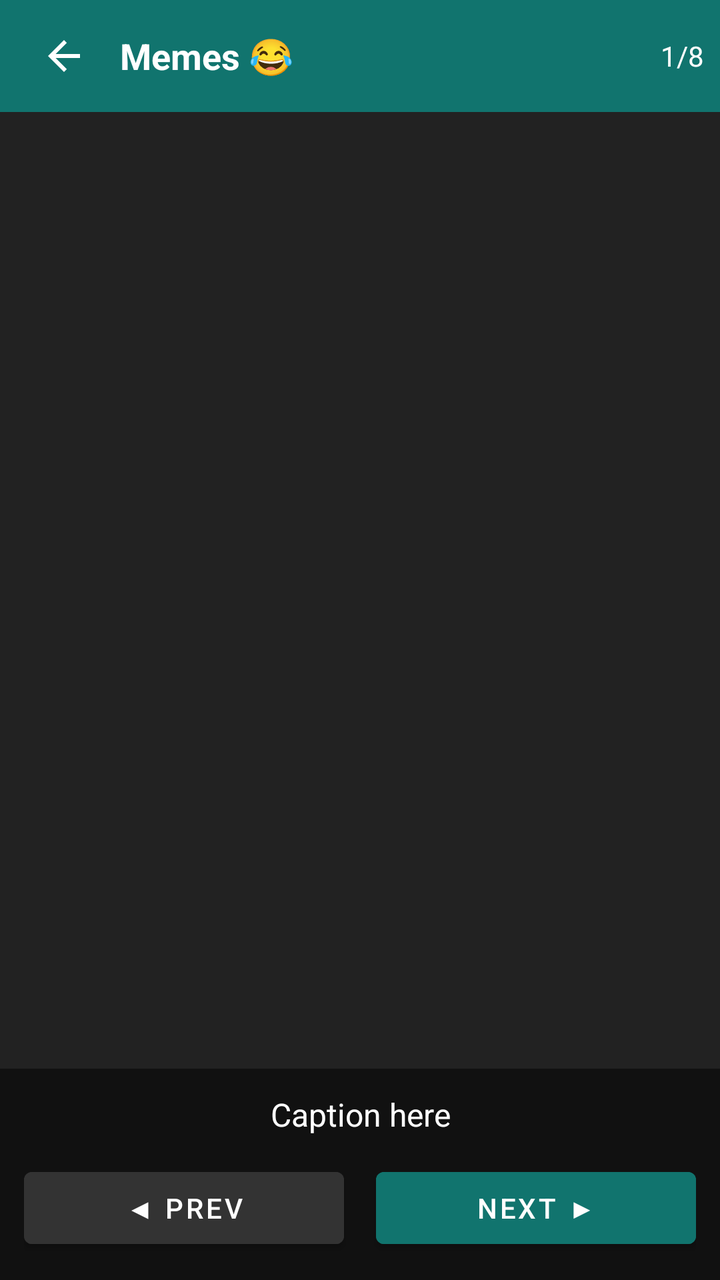
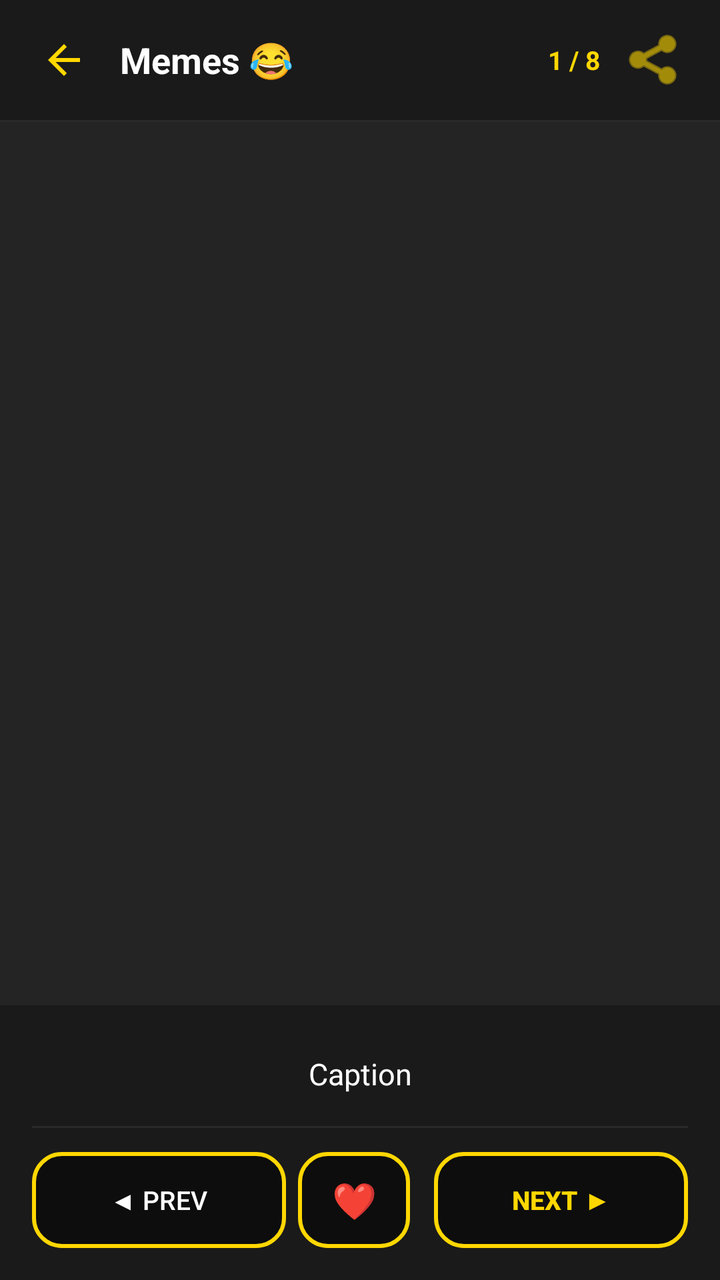

Two renders of the same Android screen: before a commit and after it. Below are the layout's source before the change and the commit's diff.
<!-- AndroidManifest.xml: application theme Theme.RbxCalculatorRoboxCounter -->
<!-- res/layout/activity_meme.xml -->
<?xml version="1.0" encoding="utf-8"?>
<LinearLayout xmlns:android="http://schemas.android.com/apk/res/android"
    android:layout_width="match_parent"
    android:layout_height="match_parent"
    android:orientation="vertical"
    android:background="#111111">

    <LinearLayout android:layout_width="match_parent" android:layout_height="56dp"
        android:background="@color/theme_color" android:orientation="horizontal"
        android:gravity="center_vertical" android:paddingHorizontal="8dp">
        <ImageButton android:id="@+id/btnBack" android:layout_width="48dp" android:layout_height="48dp"
            android:background="?attr/selectableItemBackgroundBorderless"
            android:src="@drawable/ic_back_arrow" android:tint="#FFFFFF" android:contentDescription="Back"/>
        <TextView android:layout_width="0dp" android:layout_height="wrap_content" android:layout_weight="1"
            android:text="Memes 😂" android:textColor="#FFFFFF" android:textSize="18sp"
            android:textStyle="bold" android:layout_marginStart="4dp"/>
        <TextView android:id="@+id/tvMemeCounter" android:layout_width="wrap_content" android:layout_height="wrap_content"
            android:text="1/8" android:textColor="#FFFFFF" android:textSize="14sp"/>
    </LinearLayout>

    <ImageView android:id="@+id/ivMeme"
        android:layout_width="match_parent" android:layout_height="0dp"
        android:layout_weight="1" android:scaleType="centerCrop"
        android:contentDescription="Meme" android:background="#222222"/>

    <LinearLayout android:layout_width="match_parent" android:layout_height="wrap_content"
        android:orientation="vertical" android:background="#111111" android:padding="12dp">

        <TextView android:id="@+id/tvMemeCaption"
            android:layout_width="match_parent" android:layout_height="wrap_content"
            android:text="Caption here" android:textColor="#FFFFFF" android:textSize="16sp"
            android:gravity="center" android:layout_marginBottom="12dp"/>

        <LinearLayout android:layout_width="match_parent" android:layout_height="wrap_content"
            android:orientation="horizontal" android:gravity="center">
            <Button android:id="@+id/btnPrevMeme" android:layout_width="0dp" android:layout_height="48dp"
                android:layout_weight="1" android:layout_marginEnd="8dp"
                android:text="◀ Prev" android:backgroundTint="#333333"/>
            <Button android:id="@+id/btnNextMeme" android:layout_width="0dp" android:layout_height="48dp"
                android:layout_weight="1" android:layout_marginStart="8dp"
                android:text="Next ▶" android:backgroundTint="@color/theme_color"/>
        </LinearLayout>
    </LinearLayout>
</LinearLayout>
<!-- resources referenced by this layout -->
<resources>
  <color name="theme_color">#11746e</color>
  <!-- drawable ic_back_arrow (drawable) -->
  <?xml version="1.0" encoding="utf-8"?>
  <vector xmlns:android="http://schemas.android.com/apk/res/android"
      android:width="24dp"
      android:height="24dp"
      android:viewportWidth="24"
      android:viewportHeight="24">
      <path
          android:fillColor="@android:color/white"
          android:pathData="M20,11H7.83l5.59,-5.59L12,4l-8,8 8,8 1.41,-1.41L7.83,13H20v-2z"/>
  </vector>
  <style name="Theme.RbxCalculatorRoboxCounter" parent="Theme.MaterialComponents.DayNight.NoActionBar">
          <item name="colorPrimary">@color/theme_color</item>
          <item name="colorPrimaryVariant">@color/theme_color</item>
          <item name="colorOnPrimary">@color/white</item>
          <item name="colorSecondary">@color/theme_color</item>
          <item name="colorOnSecondary">@color/white</item>
          <item name="android:statusBarColor">@color/theme_color</item>
          <item name="android:navigationBarColor">@color/white</item>
      </style>
  <style name="Theme.MaterialComponents.DayNight.NoActionBar" parent="@style/Theme.MaterialComponents.NoActionBar">
      </style>
  <color name="white">#FFFFFF</color>
</resources>

<!-- the commit's change to res/layout/activity_meme.xml (unified diff, before → after) -->
@@ -1,44 +1,155 @@
 <?xml version="1.0" encoding="utf-8"?>
 <LinearLayout xmlns:android="http://schemas.android.com/apk/res/android"
+    xmlns:app="http://schemas.android.com/apk/res-auto"
     android:layout_width="match_parent"
     android:layout_height="match_parent"
     android:orientation="vertical"
-    android:background="#111111">
+    android:background="@color/bg_primary">
 
-    <LinearLayout android:layout_width="match_parent" android:layout_height="56dp"
-        android:background="@color/theme_color" android:orientation="horizontal"
-        android:gravity="center_vertical" android:paddingHorizontal="8dp">
-        <ImageButton android:id="@+id/btnBack" android:layout_width="48dp" android:layout_height="48dp"
+    
+    <LinearLayout
+        android:layout_width="match_parent"
+        android:layout_height="60dp"
+        android:background="@color/bg_surface"
+        android:orientation="horizontal"
+        android:gravity="center_vertical"
+        android:paddingHorizontal="8dp">
+
+        <ImageButton
+            android:id="@+id/btnBack"
+            android:layout_width="48dp"
+            android:layout_height="48dp"
             android:background="?attr/selectableItemBackgroundBorderless"
-            android:src="@drawable/ic_back_arrow" android:tint="#FFFFFF" android:contentDescription="Back"/>
-        <TextView android:layout_width="0dp" android:layout_height="wrap_content" android:layout_weight="1"
-            android:text="Memes 😂" android:textColor="#FFFFFF" android:textSize="18sp"
-            android:textStyle="bold" android:layout_marginStart="4dp"/>
-        <TextView android:id="@+id/tvMemeCounter" android:layout_width="wrap_content" android:layout_height="wrap_content"
-            android:text="1/8" android:textColor="#FFFFFF" android:textSize="14sp"/>
+            android:src="@drawable/ic_back_arrow"
+            android:tint="@color/gold"
+            android:contentDescription="Back" />
+
+        <TextView
+            android:layout_width="0dp"
+            android:layout_height="wrap_content"
+            android:layout_weight="1"
+            android:text="Memes 😂"
+            android:textColor="@color/text_primary"
+            android:textSize="18sp"
+            android:textStyle="bold"
+            android:layout_marginStart="4dp" />
+
+        
+        <TextView
+            android:id="@+id/tvMemeCounter"
+            android:layout_width="wrap_content"
+            android:layout_height="wrap_content"
+            android:text="1 / 8"
+            android:textColor="@color/gold"
+            android:textSize="13sp"
+            android:textStyle="bold"
+            android:layout_marginEnd="4dp" />
+
+        
+        <ImageButton
+            android:id="@+id/btnShare"
+            android:layout_width="48dp"
+            android:layout_height="48dp"
+            android:background="?attr/selectableItemBackgroundBorderless"
+            android:src="@android:drawable/ic_menu_share"
+            android:tint="@color/gold"
+            android:contentDescription="Share" />
     </LinearLayout>
 
-    <ImageView android:id="@+id/ivMeme"
-        android:layout_width="match_parent" android:layout_height="0dp"
-        android:layout_weight="1" android:scaleType="centerCrop"
-        android:contentDescription="Meme" android:background="#222222"/>
+    <View
+        android:layout_width="match_parent"
+        android:layout_height="1dp"
+        android:background="@color/bg_divider" />
 
-    <LinearLayout android:layout_width="match_parent" android:layout_height="wrap_content"
-        android:orientation="vertical" android:background="#111111" android:padding="12dp">
+    
+    <androidx.viewpager2.widget.ViewPager2
+        android:id="@+id/viewPagerMeme"
+        android:layout_width="match_parent"
+        android:layout_height="0dp"
+        android:layout_weight="1"
+        android:background="@color/bg_surface_raised" />
 
-        <TextView android:id="@+id/tvMemeCaption"
-            android:layout_width="match_parent" android:layout_height="wrap_content"
-            android:text="Caption here" android:textColor="#FFFFFF" android:textSize="16sp"
-            android:gravity="center" android:layout_marginBottom="12dp"/>
+    
+    <LinearLayout
+        android:layout_width="match_parent"
+        android:layout_height="wrap_content"
+        android:orientation="vertical"
+        android:background="@color/bg_surface"
+        android:paddingTop="12dp"
+        android:paddingBottom="16dp"
+        android:paddingHorizontal="16dp">
 
-        <LinearLayout android:layout_width="match_parent" android:layout_height="wrap_content"
-            android:orientation="horizontal" android:gravity="center">
-            <Button android:id="@+id/btnPrevMeme" android:layout_width="0dp" android:layout_height="48dp"
-                android:layout_weight="1" android:layout_marginEnd="8dp"
-                android:text="◀ Prev" android:backgroundTint="#333333"/>
-            <Button android:id="@+id/btnNextMeme" android:layout_width="0dp" android:layout_height="48dp"
-                android:layout_weight="1" android:layout_marginStart="8dp"
-                android:text="Next ▶" android:backgroundTint="@color/theme_color"/>
+        
+        <LinearLayout
+            android:id="@+id/dotsContainer"
+            android:layout_width="wrap_content"
+            android:layout_height="wrap_content"
+            android:layout_gravity="center_horizontal"
+            android:orientation="horizontal"
+            android:layout_marginBottom="12dp" />
+
+        
+        <TextView
+            android:id="@+id/tvMemeCaption"
+            android:layout_width="match_parent"
+            android:layout_height="wrap_content"
+            android:text="Caption"
+            android:textColor="@color/text_primary"
+            android:textSize="15sp"
+            android:gravity="center"
+            android:lineSpacingMultiplier="1.3"
+            android:layout_marginBottom="16dp" />
+
+        <View
+            android:layout_width="match_parent"
+            android:layout_height="1dp"
+            android:background="@color/bg_divider"
+            android:layout_marginBottom="12dp" />
+
+        
+        <LinearLayout
+            android:layout_width="match_parent"
+            android:layout_height="wrap_content"
+            android:orientation="horizontal"
+            android:gravity="center">
+
+            
+            <androidx.appcompat.widget.AppCompatButton
+                android:id="@+id/btnPrevMeme"
+                android:layout_width="0dp"
+                android:layout_height="48dp"
+                android:layout_weight="1"
+                android:layout_marginEnd="6dp"
+                android:text="◀ Prev"
+                android:textColor="@color/text_primary"
+                android:textSize="13sp"
+                android:background="@drawable/btn_spin_now"
+                android:stateListAnimator="@null" />
+
+            
+            <androidx.appcompat.widget.AppCompatButton
+                android:id="@+id/btnLike"
+                android:layout_width="56dp"
+                android:layout_height="48dp"
+                android:layout_marginEnd="6dp"
+                android:text="❤"
+                android:textSize="18sp"
+                android:background="@drawable/btn_spin_now"
+                android:stateListAnimator="@null" />
+
+            
+            <androidx.appcompat.widget.AppCompatButton
+                android:id="@+id/btnNextMeme"
+                android:layout_width="0dp"
+                android:layout_height="48dp"
+                android:layout_weight="1"
+                android:layout_marginStart="6dp"
+                android:text="Next ▶"
+                android:textColor="@color/gold"
+                android:textSize="13sp"
+                android:textStyle="bold"
+                android:background="@drawable/btn_spin_now"
+                android:stateListAnimator="@null" />
         </LinearLayout>
     </LinearLayout>
 </LinearLayout>
<!-- resource entries referenced after the edit -->
@@ -1,6 +1,31 @@
 <!-- resources referenced by this layout -->
 <resources>
-  <color name="theme_color">#11746e</color>
+  <color name="bg_divider">#2A2A2A</color>
+  <color name="bg_primary">#0D0D0D</color>
+  <color name="bg_surface">#1A1A1A</color>
+  <color name="bg_surface_raised">#242424</color>
+  <color name="gold">#FFD700</color>
+  <color name="text_primary">#FFFFFF</color>
+  <!-- drawable btn_spin_now (drawable) -->
+  <?xml version="1.0" encoding="utf-8"?>
+  <selector xmlns:android="http://schemas.android.com/apk/res/android">
+      
+      <item android:state_pressed="true">
+          <shape android:shape="rectangle">
+              <solid android:color="#1A1A1A" />
+              <stroke android:width="2dp" android:color="#FFD700" />
+              <corners android:radius="14dp" />
+          </shape>
+      </item>
+      
+      <item>
+          <shape android:shape="rectangle">
+              <solid android:color="#0D0D0D" />
+              <stroke android:width="2dp" android:color="#FFD700" />
+              <corners android:radius="14dp" />
+          </shape>
+      </item>
+  </selector>
   <!-- drawable ic_back_arrow (drawable) -->
   <?xml version="1.0" encoding="utf-8"?>
   <vector xmlns:android="http://schemas.android.com/apk/res/android"
@@ -12,17 +37,31 @@
           android:fillColor="@android:color/white"
           android:pathData="M20,11H7.83l5.59,-5.59L12,4l-8,8 8,8 1.41,-1.41L7.83,13H20v-2z"/>
   </vector>
-  <style name="Theme.RbxCalculatorRoboxCounter" parent="Theme.MaterialComponents.DayNight.NoActionBar">
-          <item name="colorPrimary">@color/theme_color</item>
-          <item name="colorPrimaryVariant">@color/theme_color</item>
-          <item name="colorOnPrimary">@color/white</item>
-          <item name="colorSecondary">@color/theme_color</item>
-          <item name="colorOnSecondary">@color/white</item>
-          <item name="android:statusBarColor">@color/theme_color</item>
-          <item name="android:navigationBarColor">@color/white</item>
+  <style name="Theme.RbxCalculatorRoboxCounter" parent="Theme.MaterialComponents.NoActionBar">
+          
+          <item name="colorPrimary">@color/gold</item>
+          <item name="colorPrimaryVariant">@color/gold_dim</item>
+          <item name="colorOnPrimary">@color/text_on_gold</item>
+          <item name="colorSecondary">@color/gold</item>
+          <item name="colorOnSecondary">@color/text_on_gold</item>
+  
+          
+          <item name="android:colorBackground">@color/bg_primary</item>
+          <item name="colorSurface">@color/bg_surface</item>
+          <item name="colorOnSurface">@color/text_primary</item>
+          <item name="colorOnBackground">@color/text_primary</item>
+  
+          
+          <item name="android:statusBarColor">@color/bg_primary</item>
+          <item name="android:navigationBarColor">@color/bg_primary</item>
+          <item name="android:windowLightStatusBar">false</item>
+  
+          
+          <item name="colorControlActivated">@color/gold</item>
+          <item name="colorControlHighlight">@color/gold_20</item>
       </style>
-  <style name="Theme.MaterialComponents.DayNight.NoActionBar" parent="@style/Theme.MaterialComponents.NoActionBar">
-      </style>
-  <color name="white">#FFFFFF</color>
+  <color name="gold_dim">#B8860B</color>
+  <color name="text_on_gold">#000000</color>
+  <color name="gold_20">#33FFD700</color>
 </resources>
 
